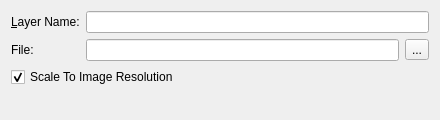
Before: the Qt Designer form krita/ui/forms/wdgdlgfilelayer.ui in KDE/krita, drawn with Qt 5.
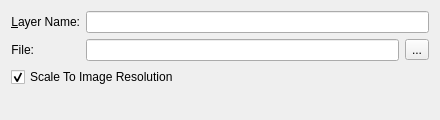
After: the same form once the commit is applied. Custom widgets are drawn as their Qt base class.

Commit message:
Fix the alignment of labels in dialogs
Patch by Juan Palacios

Diff of the .ui file:
```diff
--- a/krita/ui/forms/wdgdlgfilelayer.ui
+++ b/krita/ui/forms/wdgdlgfilelayer.ui
@@ -25,6 +25,9 @@
      <property name="text">
       <string>&amp;Layer Name:</string>
      </property>
+     <property name="alignment">
+      <set>Qt::AlignRight|Qt::AlignTrailing|Qt::AlignVCenter</set>
+     </property>
      <property name="buddy">
       <cstring>txtLayerName</cstring>
      </property>
@@ -38,6 +41,9 @@
      <property name="text">
       <string>File:</string>
      </property>
+     <property name="alignment">
+      <set>Qt::AlignRight|Qt::AlignTrailing|Qt::AlignVCenter</set>
+     </property>
      <property name="buddy">
       <cstring>txtLayerName</cstring>
      </property>
```
The commit also changes 71 other files.
